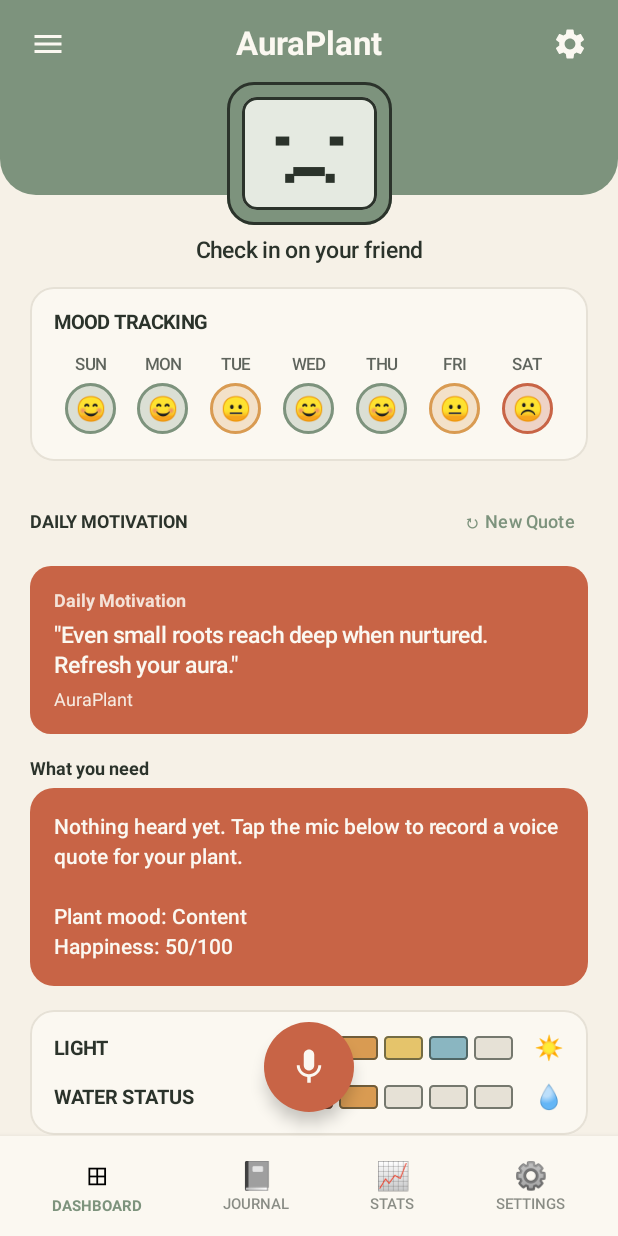
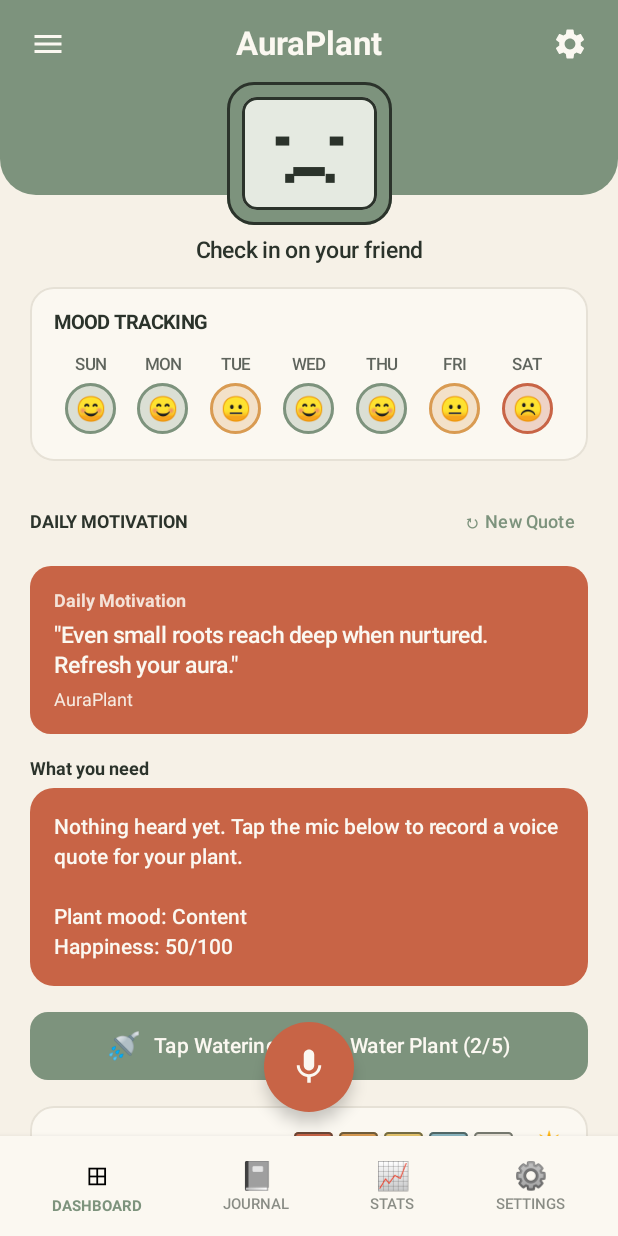
Before and after one commit to noorulhakeema/AuraPlant, an Android app built with Jetpack Compose: the screen it shows after launch (MainActivity), on a phone screen of 412 x 824 dp. Run offline under Robolectric (Android 15) with nearby library versions, the phone set to English and light mode, and no system bars; 3 statements that could not run were skipped.

Commit message:
added water bar
to water the plant

```diff
--- a/andriod app/app/src/main/java/com/example/auraplantapp/AuraComponents.kt
+++ b/andriod app/app/src/main/java/com/example/auraplantapp/AuraComponents.kt
@@ -34,6 +34,9 @@ import androidx.compose.foundation.layout.Arrangement
 import androidx.compose.foundation.layout.Row
 import androidx.compose.foundation.layout.Spacer
 import androidx.compose.foundation.layout.width
+import androidx.compose.foundation.layout.PaddingValues
+import androidx.compose.foundation.layout.fillMaxWidth
+
 
 enum class PlantMood { HAPPY, SAD, THIRSTY }
 
@@ -426,3 +429,46 @@ fun DailyQuoteCard(
         }
     }
 }
+
+@Composable
+fun WaterPlantButton(
+    waterLevel: Int,
+    maxWaterLevel: Int = 5,
+    onWaterPlant: () -> Unit,
+    modifier: Modifier = Modifier
+) {
+    val isFull = waterLevel >= maxWaterLevel
+
+    Button(
+        onClick = onWaterPlant,
+        enabled = !isFull,
+        modifier = modifier.fillMaxWidth(),
+        shape = RoundedCornerShape(12.dp),
+        contentPadding = PaddingValues(horizontal = 16.dp, vertical = 12.dp),
+        colors = ButtonDefaults.buttonColors(
+            containerColor = SageHeader,
+            contentColor = CardSurface,
+            disabledContainerColor = SageHeader.copy(alpha = 0.45f),
+            disabledContentColor = CardSurface.copy(alpha = 0.8f)
+        )
+    ) {
+        Row(
+            horizontalArrangement = Arrangement.spacedBy(8.dp),
+            verticalAlignment = Alignment.CenterVertically
+        ) {
+            Text(
+                text = "🚿",
+                fontSize = 18.sp
+            )
+            Text(
+                text = if (isFull) {
+                    "Plant is Fully Watered ($waterLevel/$maxWaterLevel)"
+                } else {
+                    "Tap Watering Can to Water Plant ($waterLevel/$maxWaterLevel)"
+                },
+                fontSize = 14.sp,
+                fontWeight = FontWeight.SemiBold
+            )
+        }
+    }
+}
--- a/andriod app/app/src/main/java/com/example/auraplantapp/MainActivity.kt
+++ b/andriod app/app/src/main/java/com/example/auraplantapp/MainActivity.kt
@@ -189,7 +189,7 @@ fun AuraPlantRootScreen() {
         mutableStateOf(false)
     }
 
-    // Animated "." / ".." / "..." shown while the AI has not responded yet
+    // Animated "." / "." / "..." shown while the AI has not responded yet
     var dotCount by remember {
         mutableIntStateOf(1)
     }
@@ -489,6 +489,14 @@ fun AuraPlantRootScreen() {
 
                     lightLevel = lightLevel,
 
+                    onWaterPlant = {
+                        val nextWater = (waterLevel + 1).coerceAtMost(5)
+                        waterLevel = nextWater
+                        if (nextWater >= 4) {
+                            currentMood = PlantMood.HAPPY
+                        }
+                    },
+
                     dailyMotivationalQuote = dailyMotivationalQuote,
 
                     onRefreshQuote = {
@@ -580,6 +588,7 @@ fun DashboardTabContent(
     currentMood: PlantMood,
     waterLevel: Int,
     lightLevel: Int,
+    onWaterPlant: () -> Unit,
     dailyMotivationalQuote: String,
     onRefreshQuote: () -> Unit,
     quoteText: String,
@@ -735,6 +744,13 @@ fun DashboardTabContent(
                 )
             }
 
+            //Water Button
+
+            WaterPlantButton(
+                waterLevel = waterLevel,
+                onWaterPlant = onWaterPlant
+            )
+
 
             // Water and Light Status
             StatusMetersCard(
```
